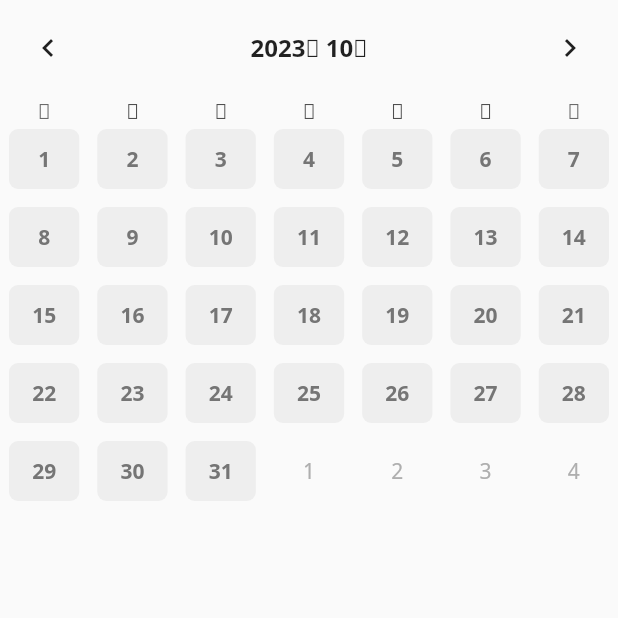
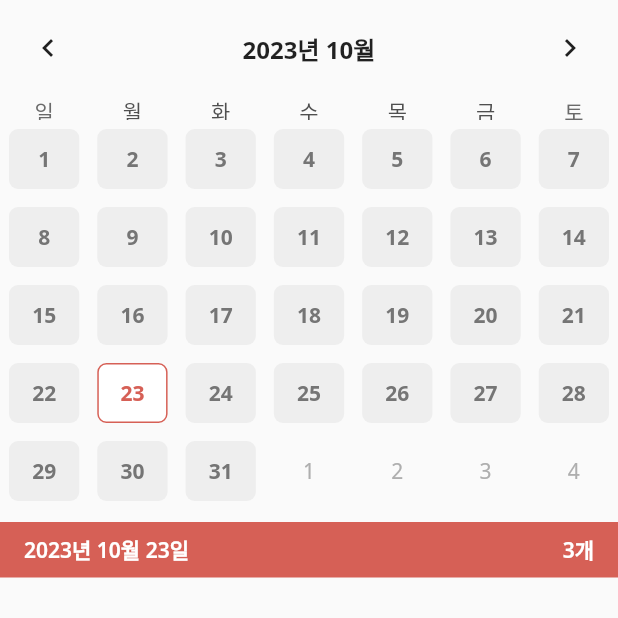
Before and after one commit to Yeonny0723/calendar_scheduler, a Flutter app: the screen it shows after launch, on a phone screen of 412 x 824 dp, the top half of it. Run offline on Flutter 3.47's test engine with Material 2 defaults, Android fonts, the phone set to English and light mode, and no system bars; drawn by our look-alikes of table_calendar.

Commit message:
refact: 배너 및 상태값 최상단 레이아웃 이동

```diff
--- a/lib/component/calendar.dart
+++ b/lib/component/calendar.dart
@@ -2,16 +2,12 @@ import 'package:calendar_scheduler/constant/colors.dart';
 import 'package:flutter/material.dart';
 import 'package:table_calendar/table_calendar.dart';
 
-class Calendar extends StatefulWidget {
-  const Calendar({super.key});
+class Calendar extends StatelessWidget{
+  final DateTime? selectedDay;
+  final DateTime focusedDay;
+  final Function(DateTime, DateTime) onDaySelected;
 
-  @override
-  State<Calendar> createState() => _CalendarState();
-}
-
-class _CalendarState extends State<Calendar> {
-  DateTime? selectedDay; // -- 선택 날짜 상태 관리
-  DateTime focusedDay = DateTime.now();
+  const Calendar({required this.selectedDay, required this.focusedDay, required this.onDaySelected, super.key});
 
   @override
   Widget build(BuildContext context) {
@@ -26,7 +22,7 @@ class _CalendarState extends State<Calendar> {
 
     return TableCalendar(
       locale: 'ko_KR', // -- 한국어 번역
-      focusedDay: focusedDay,
+      focusedDay: focusedDay, // -- 외부 statefulwidget에서 값 받아오기
       firstDay: DateTime(1800),
       lastDay: DateTime(3000),
       headerStyle: HeaderStyle( // -- 헤더 스타일링
@@ -58,12 +54,7 @@ class _CalendarState extends State<Calendar> {
           color: PRIMARY_COLOR,
         ), // -- destructuring
       ),
-      onDaySelected: (DateTime selectedDay, DateTime focusedDay){ // -- 특정 날짜 누를 떄 실행
-        setState(() {
-          this.selectedDay = selectedDay;
-          this.focusedDay = focusedDay;
-        });
-      },
+      onDaySelected: onDaySelected,
       selectedDayPredicate: (DateTime date){ // -- 화면 내 모든 날짜에 실행하는 함수
         if (selectedDay == null){
           return false;
--- a/lib/screen/home_screen.dart
+++ b/lib/screen/home_screen.dart
@@ -1,19 +1,45 @@
 import 'package:calendar_scheduler/component/calendar.dart';
+import 'package:calendar_scheduler/today_banner.dart';
 import 'package:flutter/material.dart';
 
-class HomeScreen extends StatelessWidget {
+class HomeScreen extends StatefulWidget {
   const HomeScreen({super.key});
+
+  @override
+  State<HomeScreen> createState() => _HomeScreenState();
+}
+
+class _HomeScreenState extends State<HomeScreen> {
+  DateTime selectedDay = DateTime(
+    DateTime.now().year,
+    DateTime.now().month,
+    DateTime.now().day,
+  );
+  DateTime focusedDay = DateTime.now();
 
   @override
   Widget build(BuildContext context) {
     return Scaffold(
-      body: SafeArea(
-        child: Column(
-          children: [
-            Calendar()
-          ],
-        ),
-      )
-    );
+        body: SafeArea(
+      child: Column(
+        children: [
+          Calendar(
+            selectedDay: selectedDay,
+            focusedDay: focusedDay,
+            onDaySelected: onDaySelected,
+          ),
+          SizedBox(height: 8.0), // -- margin 역할
+          TodayBanner(selectedDay: DateTime.now(), scheduleCount: 3)
+        ],
+      ),
+    ));
+  }
+
+  void onDaySelected(DateTime selectedDay, DateTime focusedDay) {
+    // -- 특정 날짜 누를 떄 실행
+    setState(() {
+      this.selectedDay = selectedDay;
+      this.focusedDay = focusedDay;
+    });
   }
 }
--- /dev/null
+++ b/lib/today_banner.dart
@@ -0,0 +1,31 @@
+import 'package:calendar_scheduler/constant/colors.dart';
+import 'package:flutter/material.dart';
+
+class TodayBanner extends StatelessWidget {
+  final DateTime selectedDay;
+  final int scheduleCount;
+
+  const TodayBanner(
+      {required this.selectedDay, required this.scheduleCount, super.key});
+
+  @override
+  Widget build(BuildContext context) {
+    final textStyle = TextStyle(
+      fontWeight: FontWeight.w600,
+      color: Colors.white
+    );
+
+    return Container(
+      color: PRIMARY_COLOR,
+      child: Padding(
+        padding: EdgeInsets.symmetric(horizontal: 16.0, vertical: 8.0),
+        child: Row(
+          mainAxisAlignment: MainAxisAlignment.spaceBetween,
+            children: [
+          Text(style: textStyle,'${selectedDay.year}년 ${selectedDay.month}월 ${selectedDay.day}일'),
+          Text(style: textStyle,'${scheduleCount}개')
+        ]),
+      ),
+    );
+  }
+}
```
